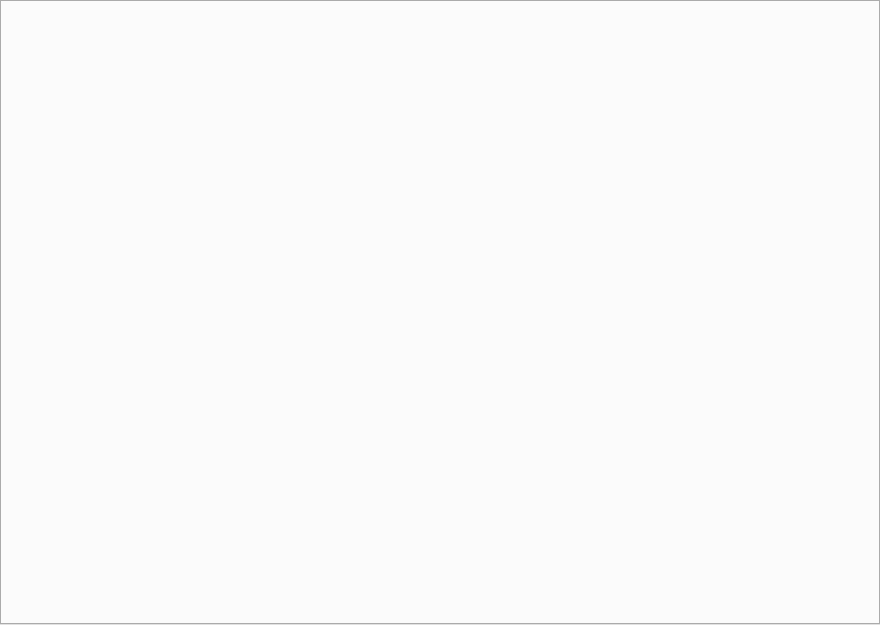
First picture: the form in code/mirror/mirror.ui, repository simon0xia/mirror, before the edit.
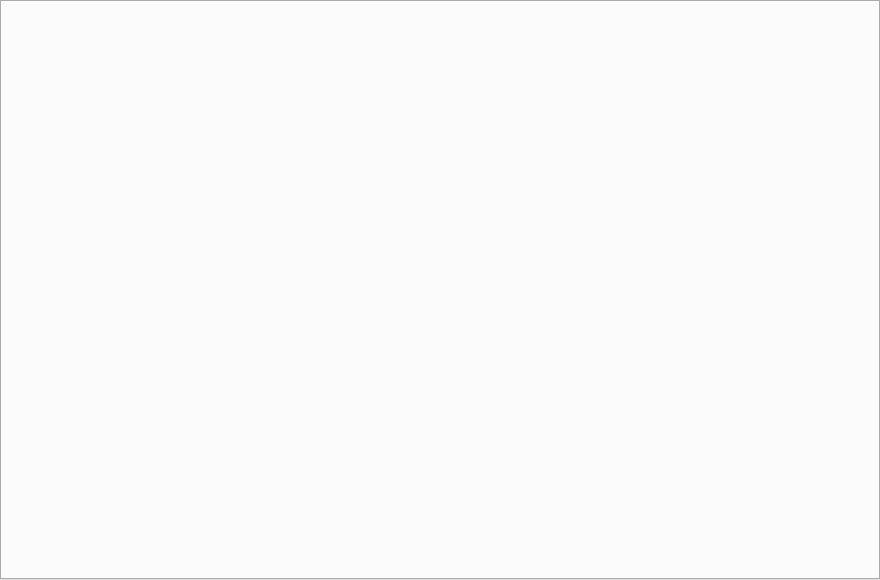
Second picture: the form after the edit.

What changed in the file:
```diff
--- a/code/mirror/mirror.ui
+++ b/code/mirror/mirror.ui
@@ -7,7 +7,7 @@
     <x>0</x>
     <y>0</y>
     <width>880</width>
-    <height>625</height>
+    <height>580</height>
    </rect>
   </property>
   <property name="windowTitle">
```
